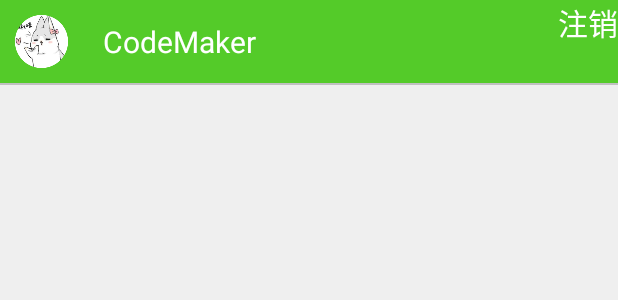
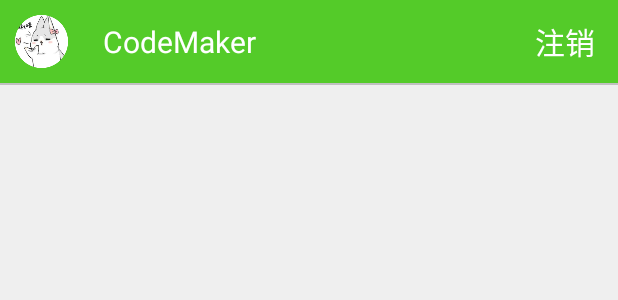
Before and after one commit to cchuhu/CodeMaker, an Android app: the layout activity_main.xml on its own in the app's theme, with its tools: preview values and no code run, on a phone screen of 412 x 824 dp. Shown: the top 300 px of the screen. Run offline under Robolectric (Android 15) with nearby library versions, the phone set to English and light mode, and no system bars.

Commit message:
获得页数

```diff
--- a/deckviewsample/src/main/java/com/appeaser/deckviewsample/Configs.java
+++ b/deckviewsample/src/main/java/com/appeaser/deckviewsample/Configs.java
@@ -10,6 +10,7 @@ public class Configs {
     public static String SAFE_CODE=null;
 
     public static List<Infos> listInfos = new ArrayList<>();
+    public static int selected=0;
 
     public static final String URL_SAFE_CODE="http://139.129.24.127/remoteppt/phonecode.php";
     public static final String URL_GET_LIST="http://139.129.24.127/remoteppt/getList.php";
--- a/deckviewsample/src/main/java/com/appeaser/deckviewsample/DeckViewSampleActivity.java
+++ b/deckviewsample/src/main/java/com/appeaser/deckviewsample/DeckViewSampleActivity.java
@@ -7,6 +7,7 @@ import android.graphics.BitmapFactory;
 import android.graphics.Color;
 import android.graphics.drawable.Drawable;
 import android.os.Bundle;
+import android.util.Log;
 import android.view.Menu;
 import android.view.MenuItem;
 import android.widget.Toast;
@@ -70,7 +71,8 @@ public class DeckViewSampleActivity extends Activity implements NetPostConnectio
         if (mEntries == null) {
             mEntries = new ArrayList<>();
             KEY = 0;
-            int length =intent.getExtras().getInt("pnum");
+            int length =Integer.valueOf(intent.getStringExtra("pnum"));
+            Log.d("Length","Length............."+length);
             for (int i = 1; i < length; i++) {
                 Datum datum = new Datum();
                 datum.id = generateUniqueKey();
@@ -78,7 +80,7 @@ public class DeckViewSampleActivity extends Activity implements NetPostConnectio
                 datum.headerTitle = "Image ID " + datum.id;
                 mEntries.add(datum);
             }
-            System.out.println(mEntries.size()+"%%%%%%%%%%%%");
+            System.out.println(mEntries.size() + "%%%%%%%%%%%%");
         }
 
         // Callback implementation
--- a/deckviewsample/src/main/res/layout/activity_main.xml
+++ b/deckviewsample/src/main/res/layout/activity_main.xml
@@ -41,6 +41,8 @@
             android:layout_centerInParent="true"
             android:textColor="#ffffff"
             android:textSize="20dp"
+            android:gravity="center_vertical"
+            android:paddingRight="15dp"
             android:text="注销"/>
 
 
```
Also changed, not shown: deckviewsample/src/main/java/com/appeaser/deckviewsample/MainActivity.java (+9 -3 lines).
